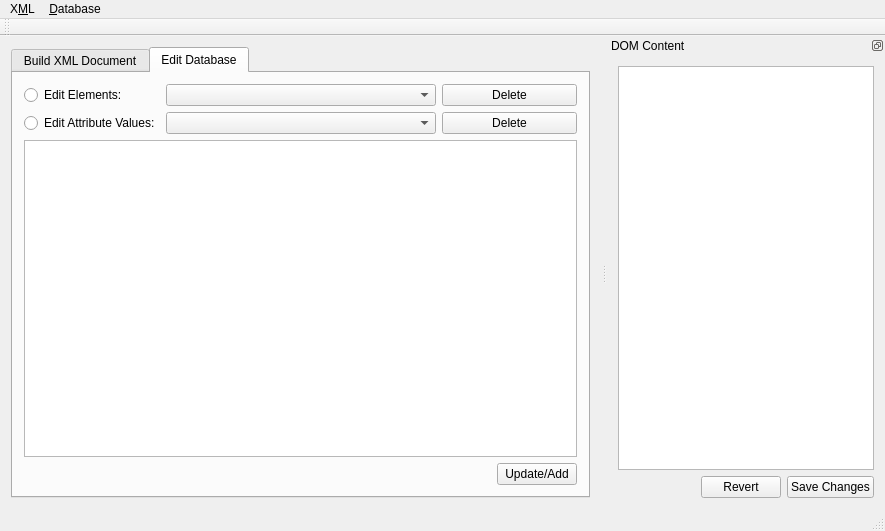
Before: the Qt Designer form GCXMLGenerator/gcmainwindow.ui in goblincoding/xmlmill, drawn with Qt 5.
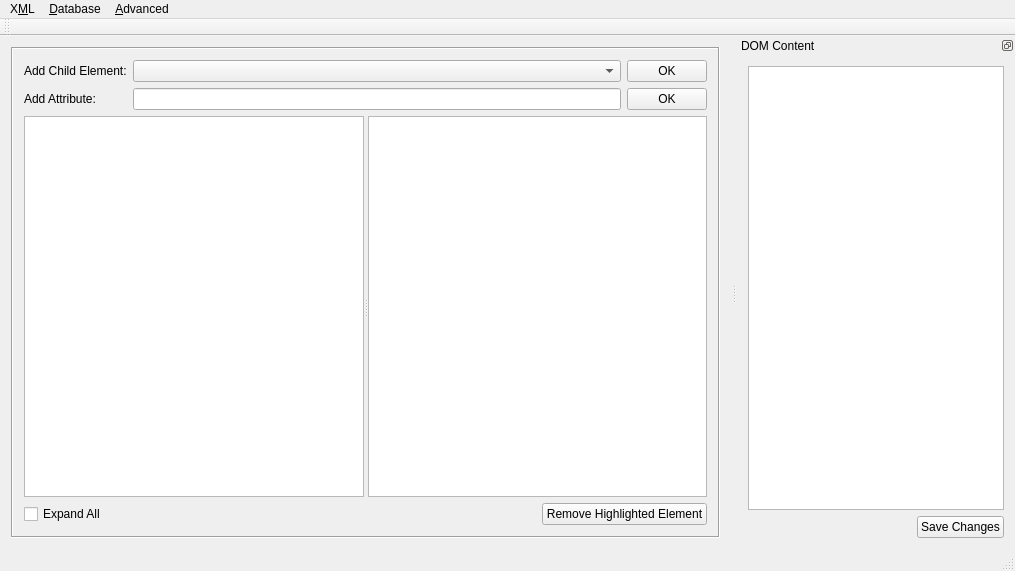
After: the same form once the commit is applied. The open tabs and pages were chosen to show the change. Icons and pictures are not drawn.

Commit message: Added "super user" mode (untested).

Patch:
```diff
--- a/GCXMLGenerator/gcmainwindow.ui
+++ b/GCXMLGenerator/gcmainwindow.ui
@@ -6,8 +6,8 @@
    <rect>
     <x>0</x>
     <y>0</y>
-    <width>885</width>
-    <height>531</height>
+    <width>1015</width>
+    <height>571</height>
    </rect>
   </property>
   <property name="windowTitle">
@@ -20,32 +20,25 @@
   <widget class="QWidget" name="centralWidget">
    <layout class="QHBoxLayout" name="horizontalLayout">
     <item>
-     <widget class="QTabWidget" name="tabWidget">
-      <property name="sizePolicy">
-       <sizepolicy hsizetype="Expanding" vsizetype="Preferred">
-        <horstretch>0</horstretch>
-        <verstretch>0</verstretch>
-       </sizepolicy>
+     <widget class="QFrame" name="frame">
+      <property name="frameShape">
+       <enum>QFrame::Box</enum>
       </property>
-      <property name="currentIndex">
-       <number>0</number>
+      <property name="frameShadow">
+       <enum>QFrame::Sunken</enum>
       </property>
-      <widget class="QWidget" name="buildXMLTab">
-       <attribute name="title">
-        <string>Build XML Document</string>
-       </attribute>
        <layout class="QVBoxLayout" name="verticalLayout">
         <item>
-         <layout class="QHBoxLayout" name="horizontalLayout_2">
-          <item>
-           <widget class="QLabel" name="addElementToDOMLabel">
+        <layout class="QGridLayout" name="gridLayout">
+         <item row="0" column="0">
+          <widget class="QLabel" name="addElementLabel">
             <property name="text">
              <string>Add Child Element:</string>
             </property>
            </widget>
           </item>
-          <item>
-           <widget class="QComboBox" name="addElementToDOMComboBox">
+         <item row="0" column="1">
+          <widget class="QComboBox" name="addElementComboBox">
             <property name="sizePolicy">
              <sizepolicy hsizetype="Expanding" vsizetype="Fixed">
               <horstretch>0</horstretch>
@@ -54,8 +47,28 @@
             </property>
            </widget>
           </item>
-          <item>
-           <widget class="QPushButton" name="addElementToDOMButton">
+         <item row="0" column="2">
+          <widget class="QPushButton" name="addElementButton">
+           <property name="text">
+            <string>OK</string>
+           </property>
+          </widget>
+         </item>
+         <item row="1" column="0">
+          <widget class="QLabel" name="addAttributeLabel">
+           <property name="enabled">
+            <bool>true</bool>
+           </property>
+           <property name="text">
+            <string>Add Attribute:</string>
+           </property>
+          </widget>
+         </item>
+         <item row="1" column="1">
+          <widget class="QLineEdit" name="addAttributeLineEdit"/>
+         </item>
+         <item row="1" column="2">
+          <widget class="QPushButton" name="addAttributeButton">
             <property name="text">
              <string>OK</string>
             </property>
@@ -107,7 +120,7 @@
             <number>2</number>
            </property>
            <attribute name="horizontalHeaderVisible">
-            <bool>true</bool>
+           <bool>false</bool>
            </attribute>
            <attribute name="horizontalHeaderCascadingSectionResizes">
             <bool>true</bool>
@@ -161,93 +174,6 @@
         </item>
        </layout>
       </widget>
-      <widget class="QWidget" name="editXMLTab">
-       <attribute name="title">
-        <string>Edit Database</string>
-       </attribute>
-       <layout class="QVBoxLayout" name="editXMLLayout">
-        <item>
-         <layout class="QGridLayout" name="editXMLGridLayout">
-          <item row="0" column="0">
-           <widget class="QRadioButton" name="editElementsRadioButton">
-            <property name="text">
-             <string>Edit Elements:</string>
-            </property>
-           </widget>
-          </item>
-          <item row="0" column="1" colspan="2">
-           <widget class="QComboBox" name="editXMLElementsCombo">
-            <property name="sizePolicy">
-             <sizepolicy hsizetype="Expanding" vsizetype="Fixed">
-              <horstretch>0</horstretch>
-              <verstretch>0</verstretch>
-             </sizepolicy>
-            </property>
-           </widget>
-          </item>
-          <item row="0" column="3">
-           <widget class="QPushButton" name="editXMLDeleteElementsButton">
-            <property name="text">
-             <string>Delete</string>
-            </property>
-           </widget>
-          </item>
-          <item row="1" column="0">
-           <widget class="QRadioButton" name="editAttributesRadioButton">
-            <property name="text">
-             <string>Edit Attribute Values:</string>
-            </property>
-           </widget>
-          </item>
-          <item row="1" column="1" colspan="2">
-           <widget class="QComboBox" name="editXMLAttributesCombo">
-            <property name="sizePolicy">
-             <sizepolicy hsizetype="Expanding" vsizetype="Fixed">
-              <horstretch>0</horstretch>
-              <verstretch>0</verstretch>
-             </sizepolicy>
-            </property>
-           </widget>
-          </item>
-          <item row="1" column="3">
-           <widget class="QPushButton" name="editXMLDeleteAttributesButton">
-            <property name="text">
-             <string>Delete</string>
-            </property>
-           </widget>
-          </item>
-         </layout>
-        </item>
-        <item>
-         <widget class="QTextEdit" name="editXMLTextEdit"/>
-        </item>
-        <item>
-         <layout class="QHBoxLayout" name="editXMLUpdateLayout">
-          <item>
-           <spacer name="editXMLUpdateSpacer">
-            <property name="orientation">
-             <enum>Qt::Horizontal</enum>
-            </property>
-            <property name="sizeHint" stdset="0">
-             <size>
-              <width>40</width>
-              <height>20</height>
-             </size>
-            </property>
-           </spacer>
-          </item>
-          <item>
-           <widget class="QPushButton" name="editXMLAddButton">
-            <property name="text">
-             <string>Update/Add</string>
-            </property>
-           </widget>
-          </item>
-         </layout>
-        </item>
-       </layout>
-      </widget>
-     </widget>
     </item>
    </layout>
   </widget>
@@ -256,7 +182,7 @@
     <rect>
      <x>0</x>
      <y>0</y>
-     <width>885</width>
+     <width>1015</width>
      <height>21</height>
     </rect>
    </property>
@@ -277,9 +203,18 @@
     <addaction name="actionOpen"/>
     <addaction name="actionSave"/>
     <addaction name="actionSaveAs"/>
+    <addaction name="separator"/>
+    <addaction name="actionExit"/>
+   </widget>
+   <widget class="QMenu" name="menu_Advanced">
+    <property name="title">
+     <string>&amp;Advanced</string>
+    </property>
+    <addaction name="actionSuperUserMode"/>
    </widget>
    <addaction name="menuFile"/>
    <addaction name="menuDatabase"/>
+   <addaction name="menu_Advanced"/>
   </widget>
   <widget class="QToolBar" name="mainToolBar">
    <attribute name="toolBarArea">
@@ -320,13 +255,6 @@
          </property>
         </spacer>
        </item>
-       <item>
-        <widget class="QPushButton" name="dockWidgetRevertButton">
-         <property name="text">
-          <string>Revert</string>
-         </property>
-        </widget>
-       </item>
        <item>
         <widget class="QPushButton" name="dockWidgetSaveButton">
          <property name="text">
```
Left out of the diff: 74 changed lines with no effect on the pictures. Lines whose indentation alone changed are shown as unchanged. The commit also changes 2 other files.
